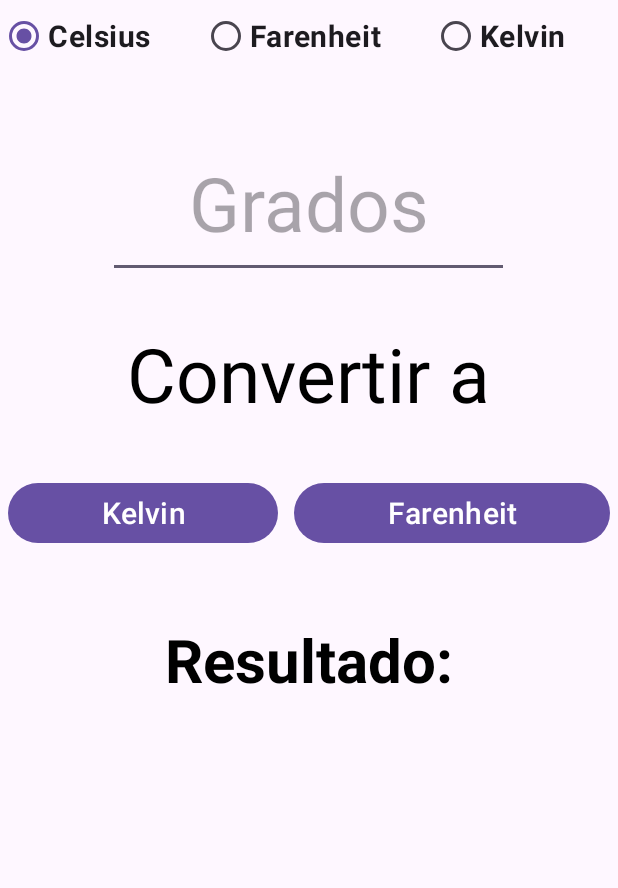
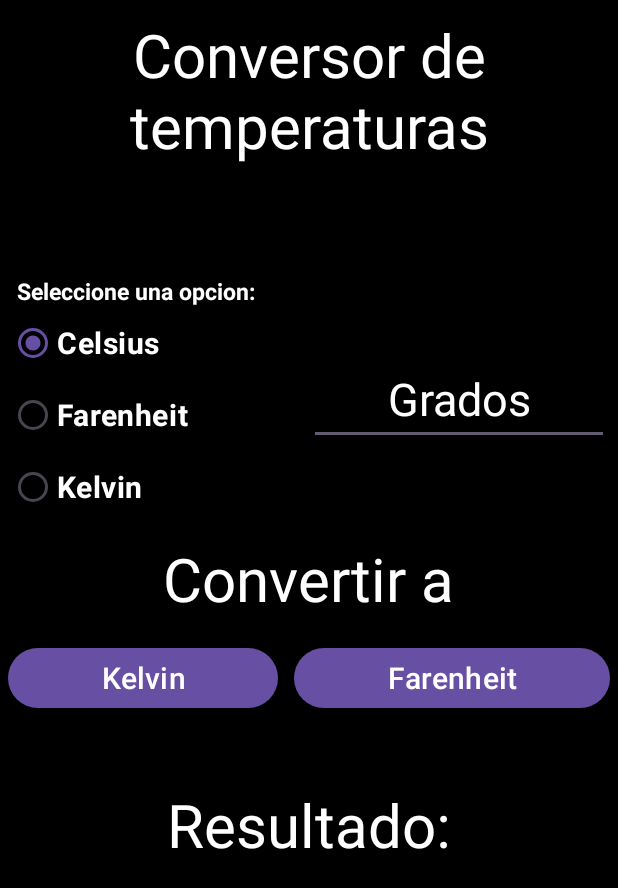
Before and after one commit to dust1-str/android_calculadora_temperaturas, an Android app: the screen it shows after launch (Convertidor), on a phone screen of 412 x 824 dp. Shown: the top 888 px of the screen. Run offline under Robolectric (Android 15) with nearby library versions, the phone set to English and light mode, and no system bars.

Commit message:
Agregue animacion a la pantalla de carga y ajuste el layout principal

```diff
--- a/app/build.gradle.kts
+++ b/app/build.gradle.kts
@@ -29,7 +29,7 @@ android {
 }
 
 dependencies {
-
+    implementation("com.airbnb.android:lottie:6.1.0")
     implementation("androidx.appcompat:appcompat:1.6.1")
     implementation("com.google.android.material:material:1.10.0")
     implementation("androidx.constraintlayout:constraintlayout:2.1.4")
--- a/app/src/main/java/com/example/android_calculadora_temperaturas/MainActivity.java
+++ b/app/src/main/java/com/example/android_calculadora_temperaturas/MainActivity.java
@@ -20,18 +20,14 @@ public class MainActivity extends AppCompatActivity {
             @Override
             public void onTick(long l)
             {
-                //
+                Cargando.setText("Iniciando en: "+l/1000+"");
             }
             @Override
             public void onFinish()
             {
-                activity2();
+                Intent i=new Intent(MainActivity.this,Convertidor.class);
+                startActivity(i);
             }
         }.start();
     }
-    private void activity2()
-    {
-        Intent i=new Intent(this,Convertidor.class);
-        startActivity(i);
-    }
 }
--- a/app/src/main/res/layout/activity_convertidor.xml
+++ b/app/src/main/res/layout/activity_convertidor.xml
@@ -4,13 +4,29 @@
     xmlns:tools="http://schemas.android.com/tools"
     android:layout_width="match_parent"
     android:layout_height="match_parent"
+    android:background="@color/black"
     tools:context=".Convertidor">
 
     <LinearLayout
         android:layout_width="match_parent"
-        android:layout_height="match_parent"
+        android:layout_height="120dp"
+        tools:ignore="MissingConstraints"
+        android:gravity="center">
+
+        <TextView
+            android:gravity="center"
+            android:layout_width="match_parent"
+            android:layout_height="wrap_content"
+            android:text="Conversor de temperaturas"
+            android:textSize="40dp"
+            android:textColor="@color/white"/>
+
+    </LinearLayout>
+
+    <LinearLayout
+        android:layout_width="match_parent"
+        android:layout_height="wrap_content"
         android:orientation="vertical"
-        android:gravity="center"
         app:layout_constraintStart_toStartOf="parent"
         app:layout_constraintEnd_toEndOf="parent"
         app:layout_constraintTop_toTopOf="parent"
@@ -22,10 +38,27 @@
             android:layout_height="match_parent"
             android:orientation="vertical"
             android:gravity="center_horizontal">
+
+            <LinearLayout
+                android:layout_marginTop="20dp"
+                android:layout_width="match_parent"
+                android:layout_height="wrap_content"
+                android:orientation="horizontal"
+                android:gravity="center"
+                >
                 <RadioGroup
-                android:layout_width="411dp"
-                android:layout_height="55dp"
-                android:orientation="horizontal" >
+                    android:layout_width="200dp"
+                    android:layout_height="wrap_content"
+                    android:orientation="vertical" >
+
+                    <TextView
+                        android:layout_marginLeft="5dp"
+                        android:layout_width="wrap_content"
+                        android:layout_height="wrap_content"
+                        android:text="Seleccione una opcion:"
+                        android:textColor="@color/white"
+                        android:textSize="15sp"
+                        android:textStyle="bold"/>
 
                     <RadioButton
                         android:id="@+id/radioCelsius"
@@ -33,6 +66,7 @@
                         android:layout_height="wrap_content"
                         android:layout_weight="1"
                         android:text="Celsius"
+                        android:textColor="@color/white"
                         android:checked="true"
                         android:textSize="20dp"
                         android:textStyle="bold"/>
@@ -42,12 +76,14 @@
                         android:layout_width="wrap_content"
                         android:layout_height="wrap_content"
                         android:layout_weight="1"
+                        android:textColor="@color/white"
                         android:text="Farenheit"
                         android:textSize="20dp"
                         android:textStyle="bold"/>
 
                     <RadioButton
                         android:id="@+id/radioKelvin"
+                        android:textColor="@color/white"
                         android:layout_width="wrap_content"
                         android:layout_height="wrap_content"
                         android:layout_weight="1"
@@ -57,21 +93,25 @@
                 </RadioGroup>
 
                 <EditText
+                    android:textColorHint="@color/white"
                     android:id="@+id/txtGrados"
-                android:layout_width="267dp"
-                android:layout_height="100dp"
-                android:layout_margin="30dp"
+                    android:layout_width="200dp"
+                    android:layout_height="wrap_content"
+                    android:textColor="@color/white"
                     android:hint="Grados"
-                android:textSize="50dp"
-                android:gravity="center"/>
+                    android:textSize="30dp"
+                    android:gravity="center_horizontal"/>
+            </LinearLayout>
+
 
             <TextView
+                android:layout_marginTop="10dp"
                 android:layout_width="wrap_content"
                 android:layout_height="wrap_content"
                 android:text="Convertir a"
-                android:textSize="50dp"
-                android:layout_marginBottom="30dp"
-                android:textColor="@color/black"/>
+                android:textSize="40dp"
+                android:layout_marginBottom="10dp"
+                android:textColor="@color/white"/>
 
             <LinearLayout
                 android:layout_width="match_parent"
@@ -111,16 +151,15 @@
                 android:layout_height="wrap_content"
                 android:text="Resultado:"
                 android:textSize="40dp"
-                android:textColor="@color/black"
-                android:textStyle="bold"
+                android:textColor="@color/white"
                 android:layout_marginBottom="30dp"/>
             <TextView
                 android:id="@+id/GradosRes"
                 android:layout_width="wrap_content"
                 android:layout_height="wrap_content"
                 android:textSize="40dp"
-                android:textColor="@color/black"
-                android:text=" "/>
+                android:textColor="@color/white"
+                android:text=""/>
         </LinearLayout>
 
 
```
Also changed, not shown: app/src/main/res/layout/activity_main.xml (+32 -28 lines), app/src/main/res/raw/world.json (added, +1 -0 lines). Lines whose indentation alone changed are shown as unchanged.
